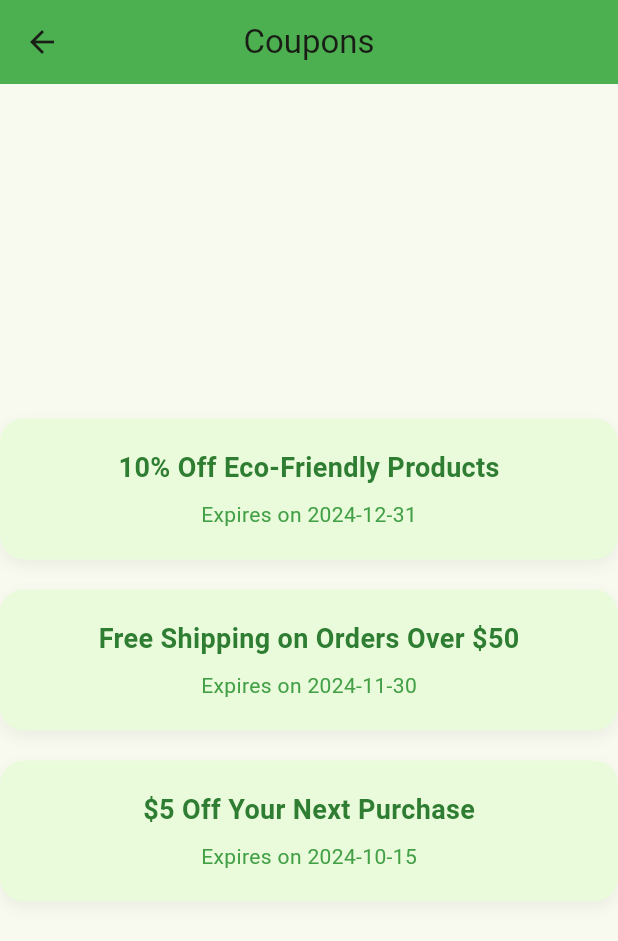
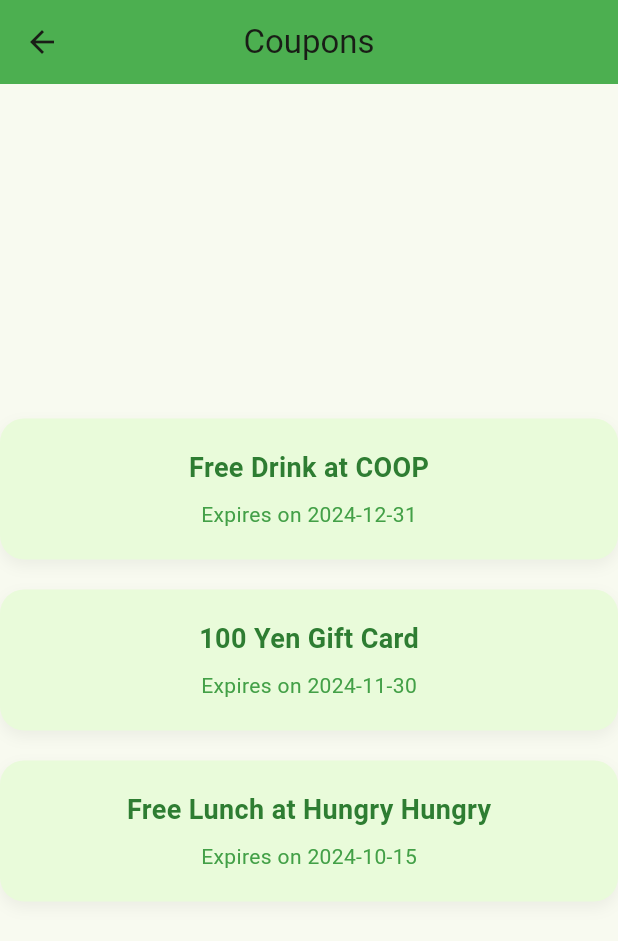
Before and after one commit to WanakitsamphanTh/Eco-dorm, a Flutter app: the CouponsPage screen opened directly with empty values, on a phone screen of 412 x 824 dp. Shown: the top 941 px of the screen. Run offline on Flutter 3.47's test engine with Material 3 defaults, Android fonts, the phone set to English and light mode, and no system bars; our stand-ins replace flutter_secure_storage, qr_flutter; accounts and stored records are empty.

Commit message:
Add screenshots

```diff
--- a/ui/lib/coupons.dart
+++ b/ui/lib/coupons.dart
@@ -76,9 +76,9 @@ class _CouponsPageState extends State<CouponsPage>{
     List<Widget> getCoupons() {
         // var coupons = widget.apiClient.getCoupons();
         var coupons = [
-            {"name": "10% Off Eco-Friendly Products", "expiry": "2024-12-31"},
-            {"name": "Free Shipping on Orders Over \$50", "expiry": "2024-11-30"},
-            {"name": "\$5 Off Your Next Purchase", "expiry": "2024-10-15"},
+            {"name": "Free Drink at COOP", "expiry": "2024-12-31"},
+            {"name": "100 Yen Gift Card", "expiry": "2024-11-30"},
+            {"name": "Free Lunch at Hungry Hungry", "expiry": "2024-10-15"},
         ];
 
         return coupons.map((e) => createCoupons(e["name"]!, e["expiry"]!)).toList();
```
Also changed, not shown: App/Screenshot_20260506-103927.png (deleted), App/Screenshot_20260506-110157.png (added).
